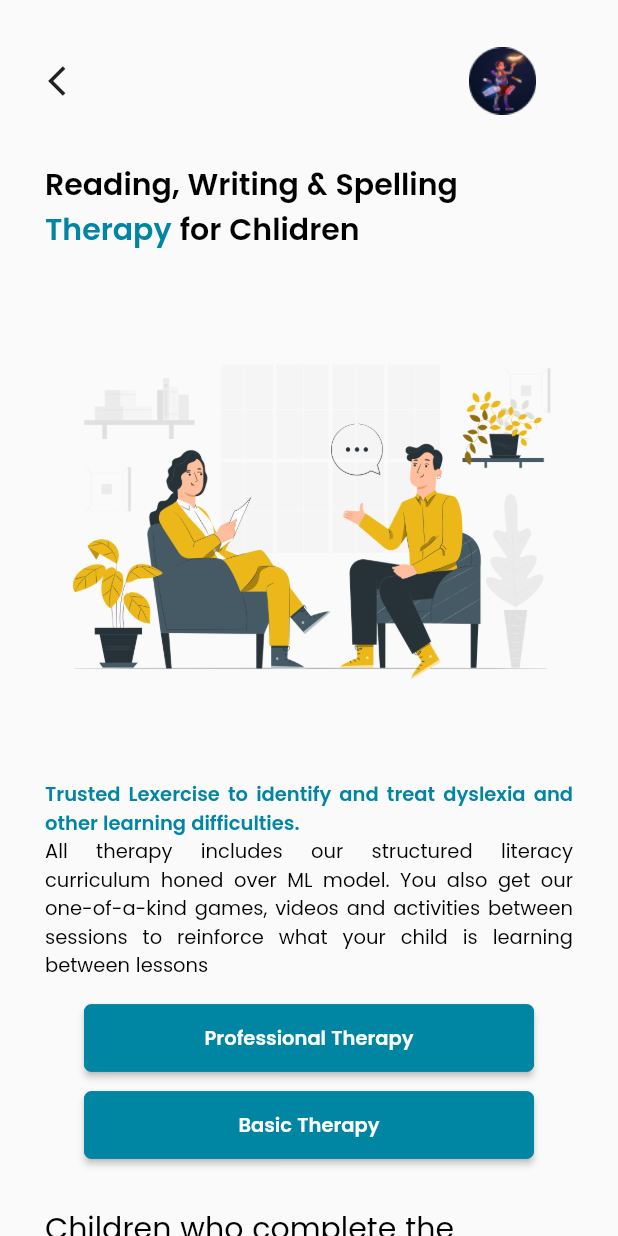
After one commit to RiyaShah08/SLDChecker, a Flutter app: the TherapyTwo screen opened directly, on a phone screen of 412 x 824 dp. The commit adds this screen. Run offline on Flutter 3.47's test engine with Material 2 defaults, Android fonts, the light colour scheme and no system bars; our stand-ins replace auto_size_text, cloud_firestore, firebase_auth, firebase_core, flutter_advanced_drawer, fluttertoast and 1 more; missing offline and left inert: status_stepper; accounts and stored records are empty.

Commit message:
In progress

```diff
--- a/lib/navigationdrawer.dart
+++ b/lib/navigationdrawer.dart
@@ -77,15 +77,15 @@ class _DrawerScreenState extends State<DrawerScreen> {
                         fontWeight: FontWeight.w100),),
                   ),
 
-                  ListTile(
-                    onTap: () {},
-                    leading: Image.asset(
-                      'asset/blog.png', height: 25, width: 25,),
-                    title: Text('Blog', style: TextStyle(
-                        fontSize: 20,
-                        fontFamily: 'Inter',
-                        fontWeight: FontWeight.w100),),
-                  ),
+                  // ListTile(
+                  //   onTap: () {},
+                  //   leading: Image.asset(
+                  //     'asset/blog.png', height: 25, width: 25,),
+                  //   title: Text('Blog', style: TextStyle(
+                  //       fontSize: 20,
+                  //       fontFamily: 'Inter',
+                  //       fontWeight: FontWeight.w100),),
+                  // ),
 
                   ListTile(
                     onTap: () {},
--- /dev/null
+++ b/lib/screening.dart
@@ -0,0 +1,10 @@
+import 'package:flutter/material.dart';
+
+class ScreenTest extends StatelessWidget {
+  const ScreenTest({Key? key}) : super(key: key);
+
+  @override
+  Widget build(BuildContext context) {
+    return Container();
+  }
+}
--- a/lib/testdyslexia.dart
+++ b/lib/testdyslexia.dart
@@ -1,5 +1,6 @@
 import 'package:flutter/material.dart';
 import 'package:sldchecker/contenttest.dart';
+import 'package:sldchecker/screening.dart';
 import 'package:sldchecker/testque.dart';
 import 'package:status_stepper/status_stepper.dart';
 
@@ -155,7 +156,7 @@ class _DyslexiaTestState extends State<DyslexiaTest> {
                     fontFamily: "Poppins",
                     fontWeight: FontWeight.w600),),
                 onPressed: () {
-                  Navigator.push(context, MaterialPageRoute(builder: (context) => ContentPage(), ), );
+                  Navigator.push(context, MaterialPageRoute(builder: (context) => ScreenTest(), ), );
                 },
               ),
             ),
--- a/lib/therapydetail.dart
+++ b/lib/therapydetail.dart
@@ -1,4 +1,6 @@
 import 'package:flutter/material.dart';
+import 'package:sldchecker/testscreen.dart';
+import 'package:sldchecker/therapytwo.dart';
 
 class TherapyDetail extends StatelessWidget {
   const TherapyDetail({Key? key}) : super(key: key);
@@ -47,7 +49,9 @@ class TherapyDetail extends StatelessWidget {
                     child: Row(
                         children: [
                           Text('Professional Therapy', textAlign: TextAlign.center,style: TextStyle(color: Color(0xFF0085A3), fontSize: 20, fontFamily: "Inter", fontWeight: FontWeight.w600)),
-                          Icon(Icons.subdirectory_arrow_right, size: 20)]
+                          IconButton(icon: Icon(Icons.subdirectory_arrow_right), onPressed: () {
+                            Navigator.push(context, MaterialPageRoute(builder: (context) => TherapyTwo(), ), );
+                          },)]
                     ),
                   ),
                   Padding(
@@ -189,7 +193,7 @@ class TherapyDetail extends StatelessWidget {
                               ),
                             ),
                             Padding(
-                              padding: const EdgeInsets.only(right: 25.0),
+                              padding: const EdgeInsets.only(left: 25.0),
                               child: InkWell(
                                 child: Container(
                                   width: 200,
@@ -209,15 +213,15 @@ class TherapyDetail extends StatelessWidget {
                                                     style: TextStyle(color: Colors.white, fontSize: 16, fontFamily: "Poppins", fontWeight: FontWeight.w200),
                                                   ),
                                                   TextSpan(
-                                                    text: '\n\nOur Therapists',
+                                                    text: '\nOur Therapists',
                                                     style: TextStyle(color: Colors.white, fontSize: 16, fontFamily: "Poppins", fontWeight: FontWeight.w200),
                                                   ),
                                                   TextSpan(
-                                                    text: '\n\nCareers',
+                                                    text: '\nCareers',
                                                     style: TextStyle(color: Colors.white, fontSize: 16, fontFamily: "Poppins", fontWeight: FontWeight.w200),
                                                   ),
                                                   TextSpan(
-                                                    text: '\n\nAdvisory Board',
+                                                    text: '\nAdvisory Board',
                                                     style: TextStyle(color: Colors.white, fontSize: 16, fontFamily: "Poppins", fontWeight: FontWeight.w200),
                                                   ),
                                                 ]
@@ -249,7 +253,7 @@ class TherapyDetail extends StatelessWidget {
                           fontFamily: "Poppins",
                           fontWeight: FontWeight.w600),),
                       onPressed: () {
-                        Navigator.push(context, MaterialPageRoute(builder: (context) => TherapyDetail(), ), );
+                        Navigator.push(context, MaterialPageRoute(builder: (context) => TestPage(), ), );
                       },
                     ),
                   ),
--- /dev/null
+++ b/lib/therapytwo.dart
@@ -0,0 +1,204 @@
+import 'package:flutter/material.dart';
+import 'package:sldchecker/testscreen.dart';
+
+class TherapyTwo extends StatelessWidget {
+  const TherapyTwo({Key? key}) : super(key: key);
+
+  @override
+  Widget build(BuildContext context) {
+    return SafeArea(
+        child: Scaffold(
+          body: SingleChildScrollView(
+            child: Column(
+                crossAxisAlignment: CrossAxisAlignment.start,
+                children: [
+                  Padding(
+                    padding: const EdgeInsets.only(right: 30.0, top: 30, left: 20),
+                      child: Row(
+                children: [
+                  IconButton(icon: Icon(Icons.arrow_back_ios),
+                    onPressed: () {
+                      Navigator.pop(context);
+                    },),
+
+                  Expanded(
+                    child: Padding(
+                      padding: const EdgeInsets.only(left: 220.0),
+                      child: Image.asset('asset/profile.png', height: 45, width: 45,),
+                    ),),
+                ]),),
+                  Padding(
+                        padding: const EdgeInsets.only(top: 30.0, right: 30, left: 30),
+                        child: RichText(
+                          textAlign: TextAlign.justify,
+                          text: const TextSpan(
+                            text: 'Reading, Writing & Spelling',
+                            style: TextStyle(color: Colors.black, fontSize: 20, fontFamily: "Poppins", fontWeight: FontWeight.w600,), /*defining default style is optional */
+                            children: <TextSpan>[
+                              TextSpan(
+                                  text: '\nTherapy', style: TextStyle(color: Color(0xFF0085A3), fontSize: 20, fontFamily: "Poppins", fontWeight: FontWeight.w600)),
+                              TextSpan(
+                                  text: ' for Chlidren', style: TextStyle(color: Colors.black, fontSize: 20, fontFamily: "Poppins", fontWeight: FontWeight.w600)),
+                            ],
+                          ),
+                        ),
+                      ),
+                  Padding(
+                    padding: const EdgeInsets.only(right: 30.0, left: 30),
+                    child: Image.asset('asset/therapytwo.png'),
+                  ),
+                  Padding(
+                    padding: const EdgeInsets.only(right: 30, left: 30),
+                    child: RichText(
+                      textAlign: TextAlign.justify,
+                      text: const TextSpan(
+                        text: 'Trusted Lexercise to identify and treat dyslexia and other learning difficulties.',
+                        style: TextStyle(color: Color(0xFF0085A3), fontSize: 13, fontFamily: "Poppins", fontWeight: FontWeight.w600,), /*defining default style is optional */
+                        children: <TextSpan>[
+                          TextSpan(
+                              text: '\nAll  therapy includes our structured literacy curriculum honed over ML model. You also get our one-of-a-kind games, videos and activities between sessions to reinforce what your child is learning between lessons',
+                              style: TextStyle(color: Colors.black, fontSize: 13, fontFamily: "Poppins", fontWeight: FontWeight.w200)),
+                          ],
+                      ),
+                    ),
+                  ),
+                  Padding(
+                    padding: const EdgeInsets.only(top: 15),
+                    child: Align(
+                      alignment: Alignment.center,
+                      child: MaterialButton(
+                        color: Color(0xFF0085A3),
+                        height: 45,
+                        minWidth: 300,
+                        shape: RoundedRectangleBorder(
+                          borderRadius: BorderRadius.circular(5), side: BorderSide(color: Color(0xFF0085A3)),),
+                        child: Text("Professional Therapy", style: TextStyle(
+                            color: Colors.white,
+                            fontSize: 13,
+                            fontFamily: "Poppins",
+                            fontWeight: FontWeight.w600)),
+                        onPressed: () {
+                          Navigator.push(context, MaterialPageRoute(builder: (context) => TherapyTwo(), ), );
+                        },
+                      ),
+                    ),
+                  ),
+                  Padding(
+                    padding: const EdgeInsets.only(top: 10),
+                    child: Align(
+                      alignment: Alignment.center,
+                      child: MaterialButton(
+                        color: Color(0xFF0085A3),
+                        height: 45,
+                        minWidth: 300,
+                        shape: RoundedRectangleBorder(
+                          borderRadius: BorderRadius.circular(5), side: BorderSide(color: Color(0xFF0085A3)),),
+                        child: Text("Basic Therapy", style: TextStyle(
+                            color: Colors.white,
+                            fontSize: 13,
+                            fontFamily: "Poppins",
+                            fontWeight: FontWeight.w600)),
+                        onPressed: () {
+                          Navigator.push(context, MaterialPageRoute(builder: (context) => TherapyTwo(), ), );
+                        },
+                      ),
+                    ),
+                  ),
+                  Padding(
+                    padding: const EdgeInsets.only(top: 30.0, right: 30, left: 30),
+                    child: RichText(
+                      textAlign: TextAlign.justify,
+                      text: TextSpan(
+                          text: 'Children who complete the',
+                          style: TextStyle(color: Colors.black, fontSize: 20, fontFamily: "Poppins", fontWeight: FontWeight.w500,), /*defining default style is optional */
+                          children: <TextSpan>[
+                            TextSpan(
+                                text: '\nour program ', style: TextStyle(color: Colors.black, fontSize: 20, fontFamily: "Poppins", fontWeight: FontWeight.w500)),
+                            TextSpan(
+                                text: 'improve 3', style: TextStyle(color: Color(0xFFECB819), fontSize: 20, fontFamily: "Poppins", fontWeight: FontWeight.w600)),
+                            TextSpan(
+                                text: '\ngrade levels',
+                                style: TextStyle(color: Color(0xFFECB819), fontSize: 20, fontFamily: "Poppins", fontWeight: FontWeight.w600)
+                            ),
+                            TextSpan(
+                                text: ' on average!', style: TextStyle(color: Colors.black, fontSize: 20, fontFamily: "Poppins", fontWeight: FontWeight.w500)),
+                          ]),
+                    ),
+                  ),
+
+                  SizedBox(height: 30),
+                  Align(alignment: Alignment.center, child: Image.asset("asset/therapypo.png", fit: BoxFit.fill, height: 300, width: 300,)),
+
+                  Align(alignment: Alignment.center, child: Text('Not sure what is right for your child?', style: TextStyle(fontSize: 16, color: Colors.black, fontFamily: "Poppins", fontWeight: FontWeight.w600, ),)),
+                  Align(
+                    alignment: Alignment.center,
+                    child: MaterialButton(
+                      color: Color(0xFFECB819),
+                      height: 30,
+                      minWidth: 275,
+                      shape: RoundedRectangleBorder(
+                        borderRadius: BorderRadius.circular(5),
+                        side: BorderSide(color: Color(0xFFECB819)),
+                      ),
+                      child: Text("Schedule a Call with Therapist", style: TextStyle(
+                          color: Colors.white,
+                          fontSize: 14,
+                          fontFamily: "Poppins",
+                          fontWeight: FontWeight.w600),),
+                      onPressed: () {
+                        //Navigator.push(context, MaterialPageRoute(builder: (context) => TestPage(), ), );
+                      },
+                    ),
+                  ),
+
+                  SizedBox(height: 30),
+
+                  Align(alignment: Alignment.center, child: Text('Want to try our games?', style: TextStyle(fontSize: 16, color: Colors.black, fontFamily: "Poppins", fontWeight: FontWeight.w600, ),)),
+                  Align(
+                    alignment: Alignment.center,
+                    child: MaterialButton(
+                      color: Color(0xFFECB819),
+                      height: 30,
+                      minWidth: 157,
+                      shape: RoundedRectangleBorder(
+                        borderRadius: BorderRadius.circular(5),
+                        side: BorderSide(color: Color(0xFFECB819)),
+                      ),
+                      child: Text("Try a game now ", style: TextStyle(
+                          color: Colors.white,
+                          fontSize: 14,
+                          fontFamily: "Poppins",
+                          fontWeight: FontWeight.w600),),
+                      onPressed: () {
+                        //Navigator.push(context, MaterialPageRoute(builder: (context) => TestPage(), ), );
+                      },
+                    ),
+                  ),
+
+                  SizedBox(height: 30),
+                  Align(alignment: Alignment.center, child: Text('We guarantee results!', style: TextStyle(fontSize: 16, color: Color(0xFFABA7A7), fontFamily: "Poppins", fontWeight: FontWeight.w200, ),)),
+                  Align(
+                    alignment: Alignment.center,
+                    child: MaterialButton(
+                      color: Color(0xFF0085A3),
+                      height: 40,
+                      minWidth: 125,
+                      shape: RoundedRectangleBorder(
+                        borderRadius: BorderRadius.circular(5),
+                        side: BorderSide(color: Color(0xFF0085A3)),
+                      ),
+                      child: Text("Take Test", style: TextStyle(
+                          color: Colors.white,
+                          fontSize: 13,
+                          fontFamily: "Poppins",
+                          fontWeight: FontWeight.w600),),
+                      onPressed: () {
+                        Navigator.push(context, MaterialPageRoute(builder: (context) => TestPage(), ), );
+                      },
+                    ),
+                  ),
+                ]),
+          ),
+      ));
+  }
+}
```
Also changed, not shown: asset/therapytwo.png (renamed from asset/Interview-pana.png).
